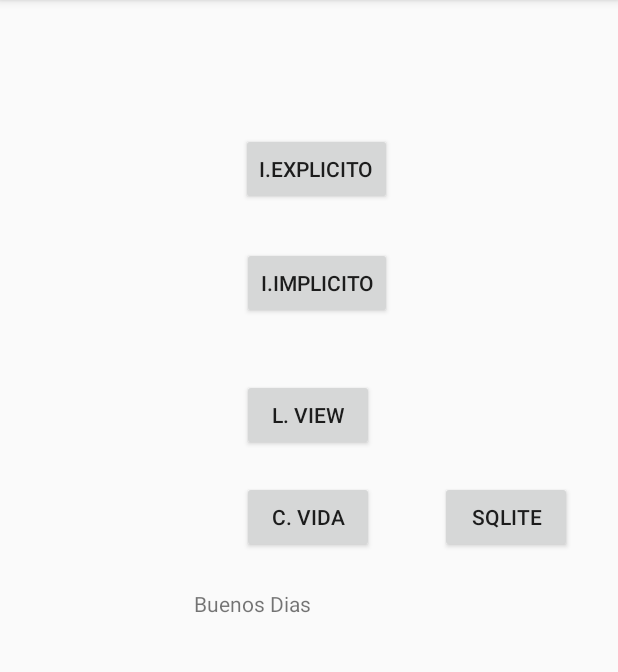
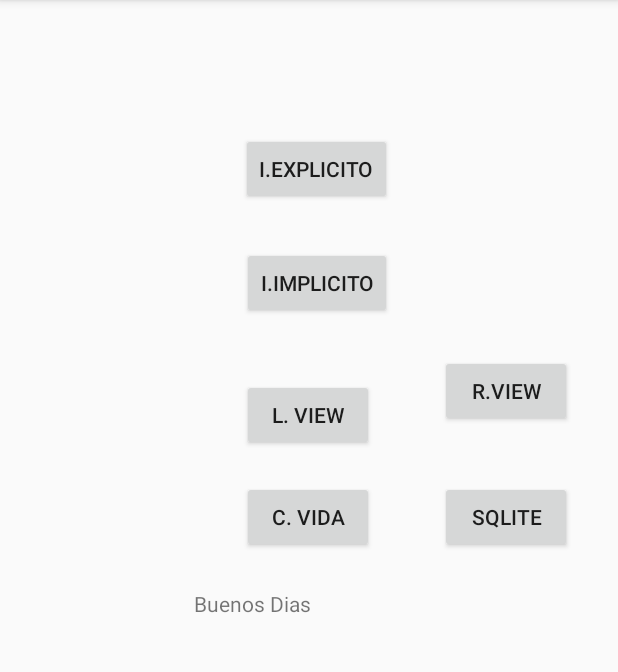
Before and after one commit to EPN-2023B-Moviles-GR2SW/mov-gr2sw-montalvo-paz-emily-gabriela, an Android app built with Jetpack Compose: the screen it shows after launch (MainActivity), on a phone screen of 412 x 824 dp, the part 84-756 px from its top. Run offline under Robolectric (Android 15) with nearby library versions, the phone set to English and light mode, and no system bars.

Commit message:
Add crud and recycler view

```diff
--- a/02-Android/app/src/main/AndroidManifest.xml
+++ b/02-Android/app/src/main/AndroidManifest.xml
@@ -12,6 +12,9 @@
         android:supportsRtl="true"
         android:theme="@style/Theme.AppCompat.Light"
         tools:targetApi="31">
+        <activity
+            android:name=".FRecyclerView"
+            android:exported="false" />
         <activity
             android:name=".ECrudEntrenador"
             android:exported="false" />
--- a/02-Android/app/src/main/java/com/example/b2023gr2sw/MainActivity.kt
+++ b/02-Android/app/src/main/java/com/example/b2023gr2sw/MainActivity.kt
@@ -97,6 +97,11 @@ class MainActivity : AppCompatActivity() {
             irActividad(ECrudEntrenador:: class.java)
         }
 
+        val botonRView = findViewById<Button>(R.id.btn_recycler_view)
+        botonRView.setOnClickListener {
+            irActividad(ECrudEntrenador:: class.java)
+        }
+
     }
 
     fun abrirActividadConParametros(clase: Class<*>) {
--- a/02-Android/app/src/main/res/layout/activity_ecrud_entrenador.xml
+++ b/02-Android/app/src/main/res/layout/activity_ecrud_entrenador.xml
@@ -2,6 +2,7 @@
 <androidx.constraintlayout.widget.ConstraintLayout xmlns:android="http://schemas.android.com/apk/res/android"
     xmlns:app="http://schemas.android.com/apk/res-auto"
     xmlns:tools="http://schemas.android.com/tools"
+    android:id="@+id/cl_sqlite"
     android:layout_width="match_parent"
     android:layout_height="match_parent"
     tools:context=".ECrudEntrenador">
@@ -41,7 +42,7 @@
         app:layout_constraintVertical_bias="0.0" />
 
     <Button
-        android:id="@+id/button4"
+        android:id="@+id/btn_eliminar_bdd"
         android:layout_width="wrap_content"
         android:layout_height="wrap_content"
         android:layout_marginTop="56dp"
--- a/02-Android/app/src/main/res/layout/activity_main.xml
+++ b/02-Android/app/src/main/res/layout/activity_main.xml
@@ -71,4 +71,15 @@
         app:layout_constraintStart_toEndOf="@+id/btn_ciclo_vida"
         app:layout_constraintTop_toTopOf="@+id/btn_ciclo_vida"
         app:layout_constraintVertical_bias="0.0" />
+
+    <Button
+        android:id="@+id/btn_recycler_view"
+        android:layout_width="wrap_content"
+        android:layout_height="wrap_content"
+        android:layout_marginBottom="36dp"
+        android:text="R.View"
+        app:layout_constraintBottom_toTopOf="@+id/btn_sqlite"
+        app:layout_constraintEnd_toEndOf="@+id/btn_sqlite"
+        app:layout_constraintHorizontal_bias="0.0"
+        app:layout_constraintStart_toStartOf="@+id/btn_sqlite" />
 </androidx.constraintlayout.widget.ConstraintLayout>
```
Also changed, not shown: 02-Android/app/src/main/java/com/example/b2023gr2sw/ECrudEntrenador.kt (+44 -2 lines), 02-Android/app/src/main/java/com/example/b2023gr2sw/FRecyclerView.kt (added, +11 -0 lines), 02-Android/app/src/main/java/com/example/b2023gr2sw/FRecyclerViewAdaptadorNombreDescripcion.kt (added, +31 -0 lines), 02-Android/app/src/main/res/layout/activity_frecycler_view.xml (added, +9 -0 lines).
